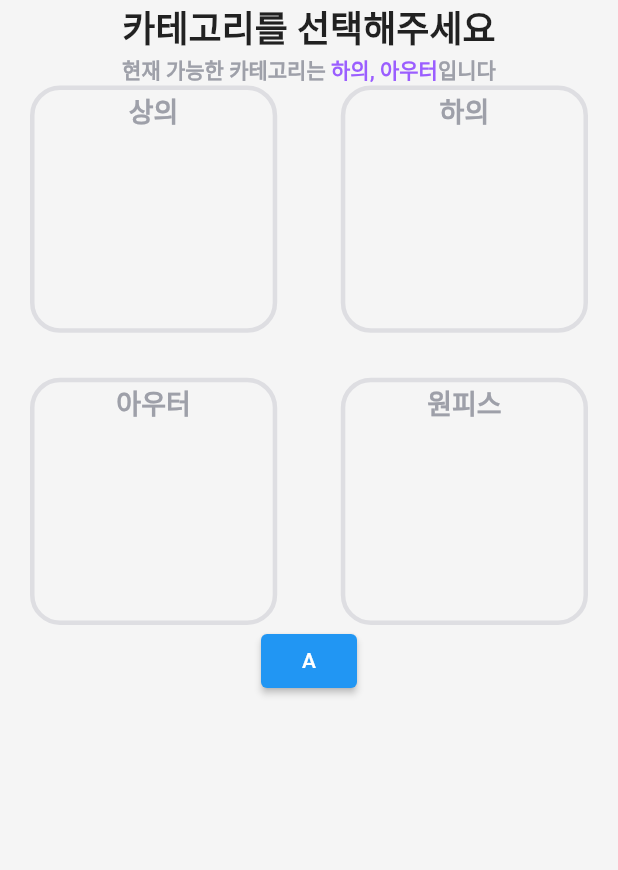
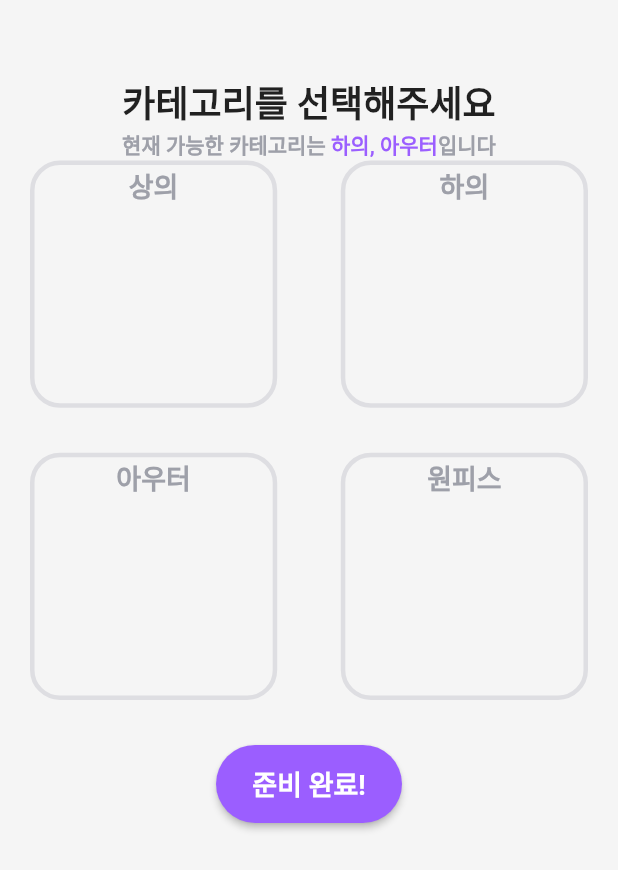
Before and after one commit to SPARCS-2023-StartUp-Hackathon-1/team-c-front, a Flutter app: the CostumeCategoryPage screen opened directly, on a phone screen of 412 x 824 dp. Shown: the top 870 px of the screen. Run offline on Flutter 3.47's test engine with Material 2 defaults, Android fonts, the light colour scheme and no system bars; our stand-ins replace flutter_svg, get, image_picker; project files that could hold a hidden picture were left out.

Commit message:
<feat>(Main_page): add_page

```diff
--- a/lib/main.dart
+++ b/lib/main.dart
@@ -1,6 +1,9 @@
 import 'package:flutter/material.dart';
 import 'package:skeletal_diagnosis/pages/main_page/costume_category_page.dart';
 import 'package:skeletal_diagnosis/pages/main_page/home_page.dart';
+import 'package:skeletal_diagnosis/pages/main_page/search_outer.dart';
+import 'package:skeletal_diagnosis/pages/splash/body_analysis_page.dart';
+import 'package:skeletal_diagnosis/pages/splash/firsst_page.dart';
 import 'package:skeletal_diagnosis/pages/onboarding/onboarding_name_page.dart';
 import 'package:skeletal_diagnosis/theme.dart';
 import 'package:get/get.dart';
@@ -16,7 +19,7 @@ class MyApp extends StatelessWidget {
     return MaterialApp(
       debugShowCheckedModeBanner: false,
       theme: theme(),
-      home:CostumeCategoryPage(),
+      home:SearchOuter(),
     );
   }
 }
--- a/lib/pages/main_page/costume_category_page.dart
+++ b/lib/pages/main_page/costume_category_page.dart
@@ -2,7 +2,6 @@ import 'package:flutter/material.dart';
 import 'package:skeletal_diagnosis/info.dart';
 
 class CostumeCategoryPage extends StatelessWidget {
-
   @override
   Widget build(BuildContext context) {
     return Scaffold(
@@ -10,76 +9,167 @@ class CostumeCategoryPage extends StatelessWidget {
       body: SafeArea(
         child: Padding(
           padding: const EdgeInsets.symmetric(horizontal: 20),
-          child: Column(children: [
-            Text("카테고리를 선택해주세요",style: TextStyle(fontSize: 24,fontWeight: FontWeight.w600,),),
+          child: Column(
+            children: [
+              SizedBox(height: 50),
+              Text(
+                "카테고리를 선택해주세요",
+                style: TextStyle(
+                  fontSize: 24,
+                  fontWeight: FontWeight.w600,
+                ),
+              ),
               Row(
                 mainAxisAlignment: MainAxisAlignment.center,
                 children: [
-              Text("현재 가능한 카테고리는 ",style: TextStyle(color:kgrey3,fontSize: 14,fontWeight: FontWeight.w700,),),
-              Text("하의, 아우터",style: TextStyle(color:kpurple3,fontSize: 14,fontWeight: FontWeight.w700,),),
-              Text("입니다",style: TextStyle(color:kgrey3,fontSize: 14,fontWeight: FontWeight.w700,),),
+                  Text(
+                    "현재 가능한 카테고리는 ",
+                    style: TextStyle(
+                      color: kgrey3,
+                      fontSize: 14,
+                      fontWeight: FontWeight.w700,
+                    ),
+                  ),
+                  Text(
+                    "하의, 아우터",
+                    style: TextStyle(
+                      color: kpurple3,
+                      fontSize: 14,
+                      fontWeight: FontWeight.w700,
+                    ),
+                  ),
+                  Text(
+                    "입니다",
+                    style: TextStyle(
+                      color: kgrey3,
+                      fontSize: 14,
+                      fontWeight: FontWeight.w700,
+                    ),
+                  ),
                 ],
               ),
               Row(
                 mainAxisAlignment: MainAxisAlignment.spaceBetween,
                 children: [
-                Container(
+                  InkWell(
+                    onTap: (){},
+                    child: Container(
                       width: MediaQuery.of(context).size.width * 0.4,
                       height: MediaQuery.of(context).size.width * 0.4,
-                  child: Column(children: [
-                    Text("상의",style: TextStyle(color: kgrey3,fontSize: 18, fontWeight: FontWeight.w600),),
-                  ],),
+                      child: Column(
+                        children: [
+                          Text(
+                            "상의",
+                            style: TextStyle(
+                                color: kgrey3,
+                                fontSize: 18,
+                                fontWeight: FontWeight.w600,),
+                          ),
+                        ],
+                      ),
                       decoration: BoxDecoration(
-                    color:backcolor,
+                          color: backcolor,
                           borderRadius: BorderRadius.circular(20),
-                    border: Border.all(color: kgrey1,width: 3)
+                          border: Border.all(color: kgrey1, width: 3)),
                     ),
                   ),
-                Container(
+                  InkWell(
+                    child: Container(
                       width: MediaQuery.of(context).size.width * 0.4,
                       height: MediaQuery.of(context).size.width * 0.4,
-                  child: Column(children: [
-                    Text("하의",style: TextStyle(color: kgrey3,fontSize: 18, fontWeight: FontWeight.w600),),
-                  ],),
+                      child: Column(
+                        children: [
+                          Text(
+                            "하의",
+                            style: TextStyle(
+                                color: kgrey3,
+                                fontSize: 18,
+                                fontWeight: FontWeight.w600),
+                          ),
+                        ],
+                      ),
                       decoration: BoxDecoration(
-                    color:backcolor,
+                        color: backcolor,
                         borderRadius: BorderRadius.circular(20),
-                    border: Border.all(color: kgrey1,width: 3),
-                  ),),
+                        border: Border.all(color: kgrey1, width: 3),
+                      ),
+                    ),
+                  ),
                 ],
               ),
               SizedBox(height: 30),
               Row(
                 mainAxisAlignment: MainAxisAlignment.spaceBetween,
                 children: [
-                Container(
+                  InkWell(
+                    onTap: (){},
+                    child: Container(
                       alignment: Alignment.center,
                       width: MediaQuery.of(context).size.width * 0.4,
                       height: MediaQuery.of(context).size.width * 0.4,
-                  child: Column(children: [
-                    Text("아우터",style: TextStyle(color: kgrey3,fontSize: 18, fontWeight: FontWeight.w600,),),
-                  ],),
+                      child: Column(
+                        children: [
+                          Text(
+                            "아우터",
+                            style: TextStyle(
+                              color: kgrey3,
+                              fontSize: 18,
+                              fontWeight: FontWeight.w600,
+                            ),
+                          ),
+                        ],
+                      ),
                       decoration: BoxDecoration(
                         color: backcolor,
                         borderRadius: BorderRadius.circular(20),
                         border: Border.all(color: kgrey1, width: 3),
                       ),
                     ),
+                  ),
                   Container(
                     width: MediaQuery.of(context).size.width * 0.4,
                     height: MediaQuery.of(context).size.width * 0.4,
-                  child: Column(children: [
-                    Text("원피스",style: TextStyle(color: kgrey3,fontSize: 18, fontWeight: FontWeight.w600),),
-                  ],),
+                    child: Column(
+                      children: [
+                        Text(
+                          "원피스",
+                          style: TextStyle(
+                              color: kgrey3,
+                              fontSize: 18,
+                              fontWeight: FontWeight.w600),
+                        ),
+                      ],
+                    ),
                     decoration: BoxDecoration(
-                    color:backcolor,
+                      color: backcolor,
                       borderRadius: BorderRadius.circular(20),
                       border: Border.all(color: kgrey1, width: 3),
-                  ),),
+                    ),
+                  ),
                 ],
               ),
-            ElevatedButton(onPressed: (){}, child: Text("A")),
-          ],),
+              SizedBox(height: 30),
+              InkWell(
+                onTap: (){},
+                child: Container(
+                  width: 124,
+                  height: 52,
+                  child: ElevatedButton(
+                    style: ElevatedButton.styleFrom(
+                        backgroundColor: kpurple3,
+                        shape: RoundedRectangleBorder(
+                          borderRadius: BorderRadius.circular(100),
+                        )),
+                    child: Text(
+                      "준비 완료!",
+                      style: TextStyle(fontWeight: FontWeight.w600, fontSize: 18),
+                    ),
+                    onPressed: () {},
+                  ),
+                ),
+              ),
+            ],
+          ),
         ),
       ),
     );
```
Also changed, not shown: lib/pages/main_page/search_outer.dart (added, +178 -0 lines), lib/pages/splash/body_analysis_page.dart (added, +51 -0 lines), lib/pages/splash/firsst_page.dart (added, +23 -0 lines), assets/Cardigan.svg (added), assets/Coat.svg (added), assets/Mustang.svg (added), assets/Padding.svg (added), assets/bodyscan.svg (added), assets/hoodzipup.svg (added), assets/jacket.svg (added), assets/mype.svg (added). Lines whose indentation alone changed are shown as unchanged.
